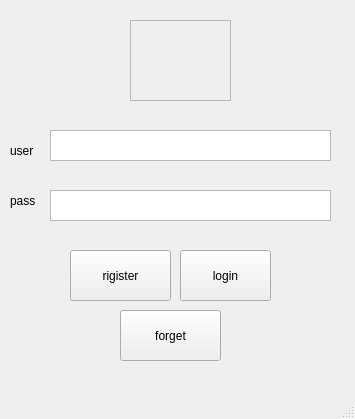
First picture: the form in Version_2/UI/Login_F.ui, repository imyasin2000/pychat, before the edit.
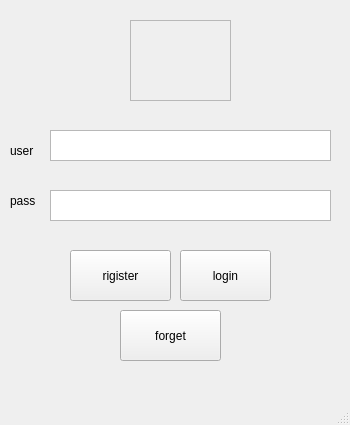
Second picture: the form after the edit. Icons and pictures are not drawn.

Commit message: ui pishfarz ezafe shod va chand bug fix shod

The edit to the form file:
```diff
--- a/Version_2/UI/Login_F.ui
+++ b/Version_2/UI/Login_F.ui
@@ -9,8 +9,8 @@
    <rect>
     <x>0</x>
     <y>0</y>
-    <width>355</width>
-    <height>419</height>
+    <width>350</width>
+    <height>425</height>
    </rect>
   </property>
   <property name="windowTitle">
```
The commit also changes 5 other files.
